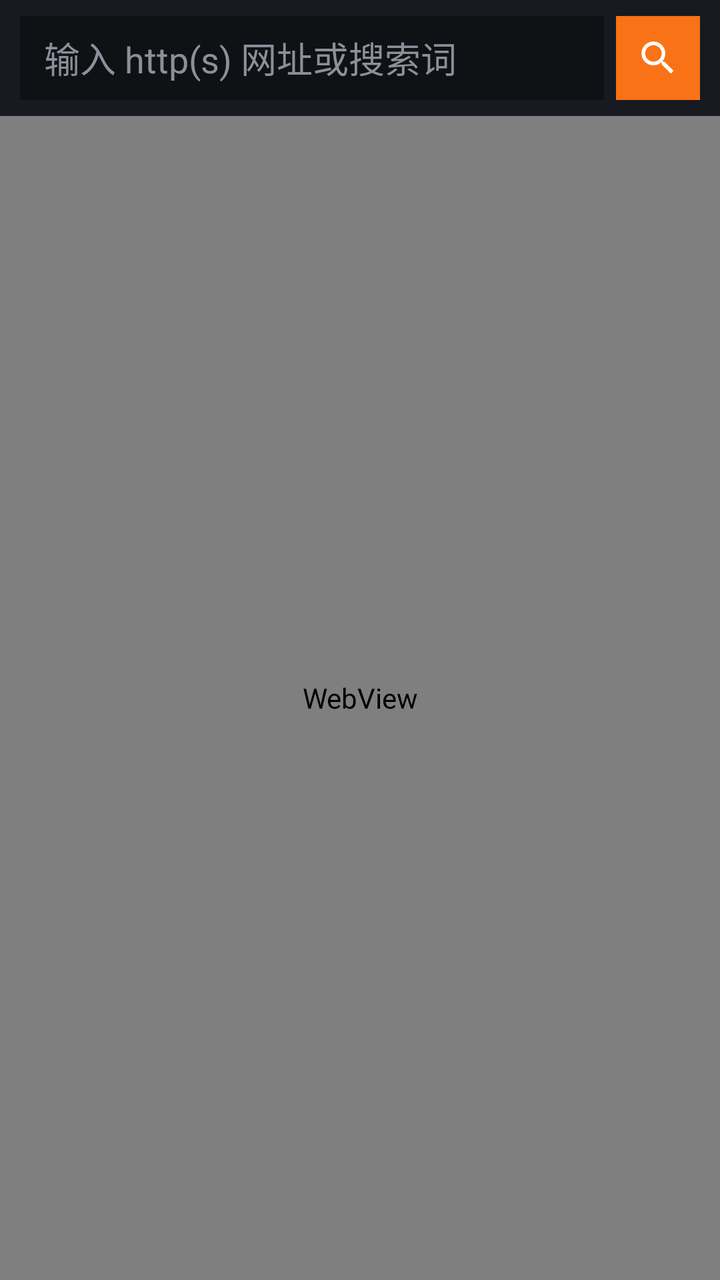
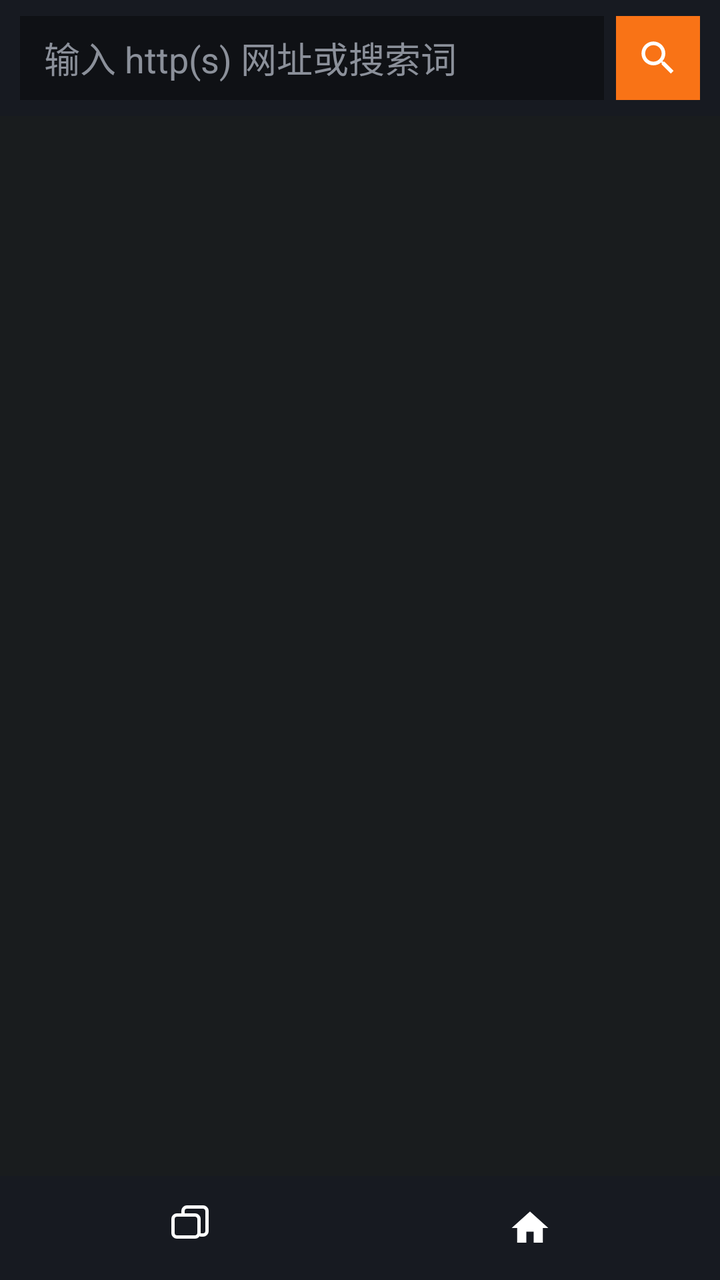

Two renders of the same Android screen: before a commit and after it. Below are the layout's source before the change and the commit's diff.
<!-- AndroidManifest.xml: application theme android:Theme.DeviceDefault.NoActionBar -->
<!-- res/layout/page_browser.xml -->
<?xml version="1.0" encoding="utf-8"?>
<LinearLayout xmlns:android="http://schemas.android.com/apk/res/android"
    android:layout_width="match_parent"
    android:layout_height="match_parent"
    android:orientation="vertical"
    android:tag="bg">

    

    
    <FrameLayout
        android:id="@+id/player_slot"
        android:layout_width="match_parent"
        android:layout_height="wrap_content" />

    
    <LinearLayout
        android:layout_width="match_parent"
        android:layout_height="wrap_content"
        android:orientation="horizontal"
        android:gravity="center_vertical"
        android:background="#171a21"
        android:tag="card"
        android:paddingStart="10dp"
        android:paddingEnd="10dp"
        android:paddingTop="8dp"
        android:paddingBottom="8dp">

        <EditText
            android:id="@+id/browser_url"
            android:layout_width="0dp"
            android:layout_height="42dp"
            android:layout_weight="1"
            android:hint="输入 http(s) 网址或搜索词"
            android:textColorHint="#8b909a"
            android:textColor="#e8eaed"
            android:background="#0f1115"
            android:tag="input"
            android:paddingStart="12dp"
            android:paddingEnd="12dp"
            android:singleLine="true"
            android:imeOptions="actionSearch"
            android:inputType="textUri" />

        <ImageButton
            android:id="@+id/browser_go"
            android:layout_width="42dp"
            android:layout_height="42dp"
            android:layout_marginStart="6dp"
            android:src="@drawable/ic_search"
            android:scaleType="fitCenter"
            android:padding="10dp"
            android:background="#f97316"
            android:contentDescription="搜索" />
    </LinearLayout>

    
    <FrameLayout
        android:layout_width="match_parent"
        android:layout_height="0dp"
        android:layout_weight="1">

        <WebView
            android:id="@+id/browser_webview"
            android:layout_width="match_parent"
            android:layout_height="match_parent" />

        <ProgressBar
            android:id="@+id/browser_progress"
            android:layout_width="match_parent"
            android:layout_height="3dp"
            android:layout_gravity="top"
            android:indeterminate="false"
            android:max="100"
            android:visibility="gone"
            style="?android:attr/progressBarStyleHorizontal" />

        
        <LinearLayout
            android:id="@+id/browser_res_float"
            android:layout_width="292dp"
            android:layout_height="wrap_content"
            android:layout_gravity="top|end"
            android:layout_marginTop="10dp"
            android:layout_marginEnd="10dp"
            android:orientation="vertical"
            android:background="#171a21"
            android:tag="card"
            android:elevation="10dp"
            android:visibility="gone">

            <LinearLayout
                android:id="@+id/browser_res_header"
                android:layout_width="match_parent"
                android:layout_height="42dp"
                android:orientation="horizontal"
                android:gravity="center_vertical"
                android:paddingStart="10dp"
                android:paddingEnd="6dp"
                android:background="#1f232c"
                android:tag="soft">

                <ImageView
                    android:layout_width="16dp"
                    android:layout_height="16dp"
                    android:src="@drawable/ic_video"
                    android:tag="accent_icon"
                    android:scaleType="fitCenter" />

                <TextView
                    android:id="@+id/browser_res_title"
                    android:layout_width="0dp"
                    android:layout_height="wrap_content"
                    android:layout_weight="1"
                    android:layout_marginStart="7dp"
                    android:text="可下载资源 (0)"
                    android:textColor="#e8eaed"
                    android:tag="text"
                    android:textSize="12sp"
                    android:singleLine="true" />

                <ImageButton
                    android:id="@+id/browser_res_hide"
                    android:layout_width="30dp"
                    android:layout_height="30dp"
                    android:src="@drawable/ic_chevron"
                    android:tag="icon"
                    android:scaleType="fitCenter"
                    android:padding="7dp"
                    android:background="?android:attr/selectableItemBackgroundBorderless"
                    android:contentDescription="收起" />

                <ImageButton
                    android:id="@+id/browser_res_close"
                    android:layout_width="30dp"
                    android:layout_height="30dp"
                    android:src="@drawable/ic_close"
                    android:tag="danger_icon"
                    android:scaleType="fitCenter"
                    android:padding="7dp"
                    android:background="?android:attr/selectableItemBackgroundBorderless"
                    android:contentDescription="删除资源" />
            </LinearLayout>

            <androidx.recyclerview.widget.RecyclerView
                android:id="@+id/browser_res_list"
                android:layout_width="match_parent"
                android:layout_height="220dp"
                android:scrollbars="vertical" />

            <TextView
                android:id="@+id/browser_res_empty"
                android:layout_width="match_parent"
                android:layout_height="wrap_content"
                android:text="浏览网页时自动嗅探可下载的视频 / 音频"
                android:textColor="#8b909a"
                android:tag="dim"
                android:textSize="11sp"
                android:gravity="center"
                android:paddingTop="8dp"
                android:paddingBottom="10dp"
                android:visibility="gone" />
        </LinearLayout>

        
        <TextView
            android:id="@+id/browser_res_fab"
            android:layout_width="wrap_content"
            android:layout_height="wrap_content"
            android:layout_gravity="top|end"
            android:layout_marginTop="10dp"
            android:layout_marginEnd="10dp"
            android:background="#f97316"
            android:textColor="#ffffff"
            android:textSize="12sp"
            android:textStyle="bold"
            android:gravity="center"
            android:paddingStart="12dp"
            android:paddingEnd="12dp"
            android:paddingTop="9dp"
            android:paddingBottom="9dp"
            android:elevation="10dp"
            android:visibility="gone"
            android:text="资源 0" />
    </FrameLayout>
</LinearLayout>
<!-- resources referenced by this layout -->
<resources>
  <!-- drawable ic_chevron (drawable) -->
  <?xml version="1.0" encoding="utf-8"?>
  <vector xmlns:android="http://schemas.android.com/apk/res/android"
      android:width="24dp"
      android:height="24dp"
      android:viewportWidth="24"
      android:viewportHeight="24">
      <path
          android:fillColor="#FFFFFFFF"
          android:pathData="M10,6L8.59,7.41 13.17,12l-4.58,4.59L10,18l6,-6z" />
  </vector>
  <!-- drawable ic_close (drawable) -->
  <?xml version="1.0" encoding="utf-8"?>
  <vector xmlns:android="http://schemas.android.com/apk/res/android"
      android:width="24dp"
      android:height="24dp"
      android:viewportWidth="24"
      android:viewportHeight="24">
      <path
          android:fillColor="#FFFFFFFF"
          android:pathData="M19,6.41L17.59,5 12,10.59 6.41,5 5,6.41 10.59,12 5,17.59 6.41,19 12,13.41 17.59,19 19,17.59 13.41,12z" />
  </vector>
  <!-- drawable ic_video (drawable) -->
  <?xml version="1.0" encoding="utf-8"?>
  <vector xmlns:android="http://schemas.android.com/apk/res/android"
      android:width="24dp"
      android:height="24dp"
      android:viewportWidth="24"
      android:viewportHeight="24">
      <path
          android:fillColor="#FFFFFFFF"
          android:pathData="M17,10.5V7c0,-0.55 -0.45,-1 -1,-1H4c-0.55,0 -1,0.45 -1,1v10c0,0.55 0.45,1 1,1h12c0.55,0 1,-0.45 1,-1v-3.5l4,4v-11l-4,4z" />
  </vector>
  <!-- unchanged entries left out for length: 1 -->
</resources>

<!-- the commit's change to res/layout/page_browser.xml (unified diff, before → after) -->
@@ -60,8 +60,9 @@
         android:layout_height="0dp"
         android:layout_weight="1">
 
-        <WebView
-            android:id="@+id/browser_webview"
+        
+        <FrameLayout
+            android:id="@+id/browser_view_host"
             android:layout_width="match_parent"
             android:layout_height="match_parent" />
 
@@ -183,4 +184,67 @@
             android:visibility="gone"
             android:text="资源 0" />
     </FrameLayout>
+
+    
+    <LinearLayout
+        android:id="@+id/browser_nav"
+        android:layout_width="match_parent"
+        android:layout_height="52dp"
+        android:orientation="horizontal"
+        android:gravity="center_vertical"
+        android:background="#171a21"
+        android:tag="card"
+        android:paddingStart="10dp"
+        android:paddingEnd="10dp">
+
+        <ImageButton
+            android:id="@+id/browser_back"
+            android:layout_width="0dp"
+            android:layout_height="46dp"
+            android:layout_weight="1"
+            android:src="@drawable/ic_arrow_left"
+            android:tag="icon"
+            android:scaleType="fitCenter"
+            android:padding="13dp"
+            android:background="?android:attr/selectableItemBackgroundBorderless"
+            android:contentDescription="上一级"
+            android:visibility="gone" />
+
+        <ImageButton
+            android:id="@+id/browser_forward"
+            android:layout_width="0dp"
+            android:layout_height="46dp"
+            android:layout_weight="1"
+            android:src="@drawable/ic_arrow_right"
+            android:tag="icon"
+            android:scaleType="fitCenter"
+            android:padding="13dp"
+            android:background="?android:attr/selectableItemBackgroundBorderless"
+            android:contentDescription="下一级"
+            android:visibility="gone" />
+
+        <ImageButton
+            android:id="@+id/browser_tabs"
+            android:layout_width="0dp"
+            android:layout_height="46dp"
+            android:layout_weight="1"
+            android:src="@drawable/ic_windows"
+            android:tag="icon"
+            android:scaleType="fitCenter"
+            android:padding="11dp"
+            android:background="?android:attr/selectableItemBackgroundBorderless"
+            android:contentDescription="窗口列表" />
+
+        <ImageButton
+            android:id="@+id/browser_home"
+            android:layout_width="0dp"
+            android:layout_height="46dp"
+            android:layout_weight="1"
+            android:src="@drawable/ic_home"
+            android:tag="icon"
+            android:scaleType="fitCenter"
+            android:padding="12dp"
+            android:background="?android:attr/selectableItemBackgroundBorderless"
+            android:contentDescription="浏览器主页" />
+    </LinearLayout>
 </LinearLayout>
<!-- resource entries referenced after the edit -->
@@ -1,5 +1,35 @@
 <!-- resources referenced by this layout -->
 <resources>
+  <!-- drawable ic_arrow_left (drawable) -->
+  <?xml version="1.0" encoding="utf-8"?>
+  <vector xmlns:android="http://schemas.android.com/apk/res/android"
+      android:width="24dp"
+      android:height="24dp"
+      android:viewportWidth="24"
+      android:viewportHeight="24">
+      <path
+          android:fillColor="#00000000"
+          android:strokeColor="#FFFFFF"
+          android:strokeWidth="1.8"
+          android:strokeLineCap="round"
+          android:strokeLineJoin="round"
+          android:pathData="M14.5,5L7.5,12l7,7" />
+  </vector>
+  <!-- drawable ic_arrow_right (drawable) -->
+  <?xml version="1.0" encoding="utf-8"?>
+  <vector xmlns:android="http://schemas.android.com/apk/res/android"
+      android:width="24dp"
+      android:height="24dp"
+      android:viewportWidth="24"
+      android:viewportHeight="24">
+      <path
+          android:fillColor="#00000000"
+          android:strokeColor="#FFFFFF"
+          android:strokeWidth="1.8"
+          android:strokeLineCap="round"
+          android:strokeLineJoin="round"
+          android:pathData="M9.5,5L16.5,12l-7,7" />
+  </vector>
   <!-- drawable ic_chevron (drawable) -->
   <?xml version="1.0" encoding="utf-8"?>
   <vector xmlns:android="http://schemas.android.com/apk/res/android"
@@ -22,6 +52,17 @@
           android:fillColor="#FFFFFFFF"
           android:pathData="M19,6.41L17.59,5 12,10.59 6.41,5 5,6.41 10.59,12 5,17.59 6.41,19 12,13.41 17.59,19 19,17.59 13.41,12z" />
   </vector>
+  <!-- drawable ic_home (drawable) -->
+  <?xml version="1.0" encoding="utf-8"?>
+  <vector xmlns:android="http://schemas.android.com/apk/res/android"
+      android:width="24dp"
+      android:height="24dp"
+      android:viewportWidth="24"
+      android:viewportHeight="24">
+      <path
+          android:fillColor="#FFFFFFFF"
+          android:pathData="M10,20v-6h4v6h5v-8h3L12,3 2,12h3v8z" />
+  </vector>
   <!-- drawable ic_video (drawable) -->
   <?xml version="1.0" encoding="utf-8"?>
   <vector xmlns:android="http://schemas.android.com/apk/res/android"
@@ -33,6 +74,28 @@
           android:fillColor="#FFFFFFFF"
           android:pathData="M17,10.5V7c0,-0.55 -0.45,-1 -1,-1H4c-0.55,0 -1,0.45 -1,1v10c0,0.55 0.45,1 1,1h12c0.55,0 1,-0.45 1,-1v-3.5l4,4v-11l-4,4z" />
   </vector>
+  <!-- drawable ic_windows (drawable) -->
+  <?xml version="1.0" encoding="utf-8"?>
+  <vector xmlns:android="http://schemas.android.com/apk/res/android"
+      android:width="24dp"
+      android:height="24dp"
+      android:viewportWidth="24"
+      android:viewportHeight="24">
+      <path
+          android:fillColor="#00000000"
+          android:strokeColor="#FFFFFF"
+          android:strokeWidth="1.7"
+          android:strokeLineCap="round"
+          android:strokeLineJoin="round"
+          android:pathData="M3.5,7.5a2,2 0 0 1 2,-2h9a2,2 0 0 1 2,2v7a2,2 0 0 1 -2,2h-9a2,2 0 0 1 -2,-2z" />
+      <path
+          android:fillColor="#00000000"
+          android:strokeColor="#FFFFFF"
+          android:strokeWidth="1.7"
+          android:strokeLineCap="round"
+          android:strokeLineJoin="round"
+          android:pathData="M8.5,4.5v-1a2,2 0 0 1 2,-2h8a2,2 0 0 1 2,2v10a2,2 0 0 1 -2,2h-1" />
+  </vector>
   <!-- unchanged entries left out for length: 1 -->
 </resources>
 
